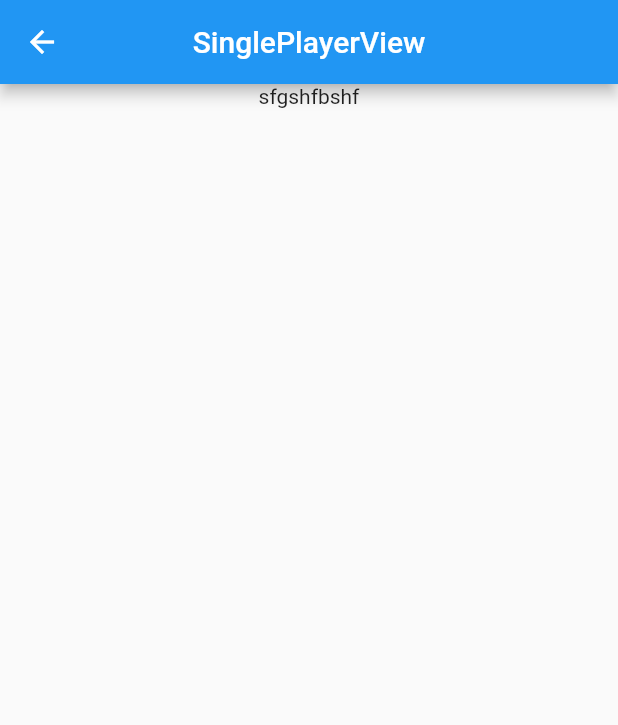
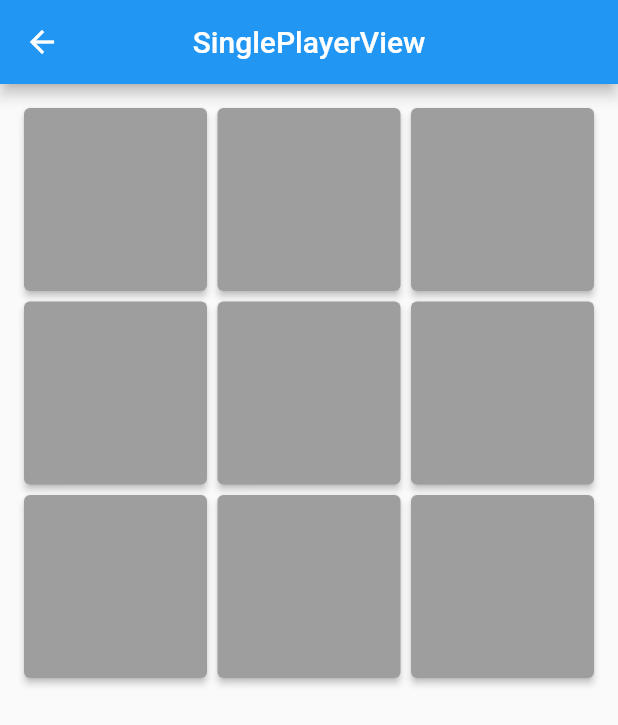
Before and after one commit to khandaker-shamsul-arafen/tic_tactoe_game, a Flutter app: the SinglePlayerView screen opened by its route, on a phone screen of 412 x 824 dp. Shown: the top 725 px of the screen. Run offline on Flutter 3.47's test engine with Material 2 defaults, Android fonts, the phone set to English and light mode, and no system bars; our stand-ins replace get.

Commit message:
Try Apps

```diff
--- a/lib/app/modules/singlePlayer/controllers/single_player_controller.dart
+++ b/lib/app/modules/singlePlayer/controllers/single_player_controller.dart
@@ -1,12 +1,68 @@
+import 'package:flutter/material.dart';
 import 'package:get/get.dart';
+
+import '../../../widget/tic_tac_button.dart';
 
 class SinglePlayerController extends GetxController {
   //TODO: Implement SinglePlayerController
+  //late List<TicTacButton> tictacButtonList;
+  var tictacButtonList = <TicTacButton>[].obs;
+  var player1;
+  var player2;
+  var activeplayer;
 
   final count = 0.obs;
+
   @override
   void onInit() {
+    tictacButtonList = addButton();
     super.onInit();
+  }
+
+  RxList<TicTacButton> addButton() {
+    player1 = [];
+    player2 = [];
+    activeplayer = 1;
+
+    RxList<TicTacButton> tictacButtons = [
+      TicTacButton(id: 1),
+      TicTacButton(id: 2),
+      TicTacButton(id: 3),
+      TicTacButton(id: 4),
+      TicTacButton(id: 5),
+      TicTacButton(id: 6),
+      TicTacButton(id: 7),
+      TicTacButton(id: 8),
+      TicTacButton(id: 9),
+    ].obs;
+    return tictacButtons;
+  }
+
+  void startGame(int index) {
+    if (activeplayer == 1) {
+      debugPrint("Shanto");
+      tictacButtonList[index].txt = 'x';
+      tictacButtonList[index].bg = Colors.purple.shade400;
+      activeplayer = 2;
+      player1.add(tictacButtonList[index].id);
+    } else {
+      tictacButtonList[index].txt = '0';
+      tictacButtonList[index].bg = Colors.cyan.shade400;
+
+      activeplayer = 1;
+      player2.add(tictacButtonList[index].id);
+    }
+    tictacButtonList[index].enable = false;
+    tictacButtonList.refresh();
+    // int winner=checkWinner();
+    // if(winner==-1){
+    //   if(buttonList.every((p) => p.text!="")){
+    //     showDialog(context: context,
+    //         builder: (_)=>CustomDailog("Game tied", "Press the reset button to star again", resetGame));
+    //   }else{
+    //     activeplayer==2?autoPlay():null;
+    //   }
+    // }
   }
 
   @override
--- a/lib/app/modules/singlePlayer/views/single_player_view.dart
+++ b/lib/app/modules/singlePlayer/views/single_player_view.dart
@@ -6,20 +6,58 @@ import '../controllers/single_player_controller.dart';
 
 class SinglePlayerView extends GetView<SinglePlayerController> {
   const SinglePlayerView({Key? key}) : super(key: key);
+
   @override
   Widget build(BuildContext context) {
     return Scaffold(
-      appBar: AppBar(
+        appBar: AppBar(
           title: const Text('SinglePlayerView'),
           centerTitle: true,
         ),
-        body: Column(
-          children: [
-            Text("sfgshfbshf"),
-            Row(
-              children: [],
-            )
-          ],
-        ));
+        body: Obx(() {
+          return Padding(
+            padding: const EdgeInsets.all(16.0),
+            child: Column(
+              children: [
+                Expanded(
+                  child: GridView.builder(
+                    itemCount: controller.tictacButtonList.length,
+                    gridDelegate:
+                        const SliverGridDelegateWithFixedCrossAxisCount(
+                            crossAxisCount: 3,
+                            mainAxisSpacing: 7,
+                            crossAxisSpacing: 7,
+                            childAspectRatio: 1),
+                    itemBuilder: (BuildContext context, int index) {
+                      debugPrint("${controller.tictacButtonList[index]}");
+                      return SizedBox(
+                        height: 100,
+                        width: 100,
+                        child: ElevatedButton(
+                          onPressed: () {
+                            controller.tictacButtonList[index].enable
+                                ? controller.startGame(index)
+                                : null;
+                          },
+                          style: ElevatedButton.styleFrom(
+                            backgroundColor:
+                                controller.tictacButtonList[index].bg,
+                            disabledBackgroundColor:
+                                controller.tictacButtonList[index].bg,
+                          ),
+                          child: Text(
+                            controller.tictacButtonList[index].txt,
+                            style: const TextStyle(
+                                color: Colors.white, fontSize: 20),
+                          ),
+                        ),
+                      );
+                    },
+                  ),
+                )
+              ],
+            ),
+          );
+        }));
   }
 }
--- /dev/null
+++ b/lib/app/widget/tic_tac_button.dart
@@ -0,0 +1,11 @@
+import 'package:flutter/material.dart';
+
+class TicTacButton {
+  final id;
+  String txt;
+  bool enable;
+  Color bg;
+
+  TicTacButton(
+      {this.id, this.txt = " ", this.enable = true, this.bg = Colors.grey});
+}
```
